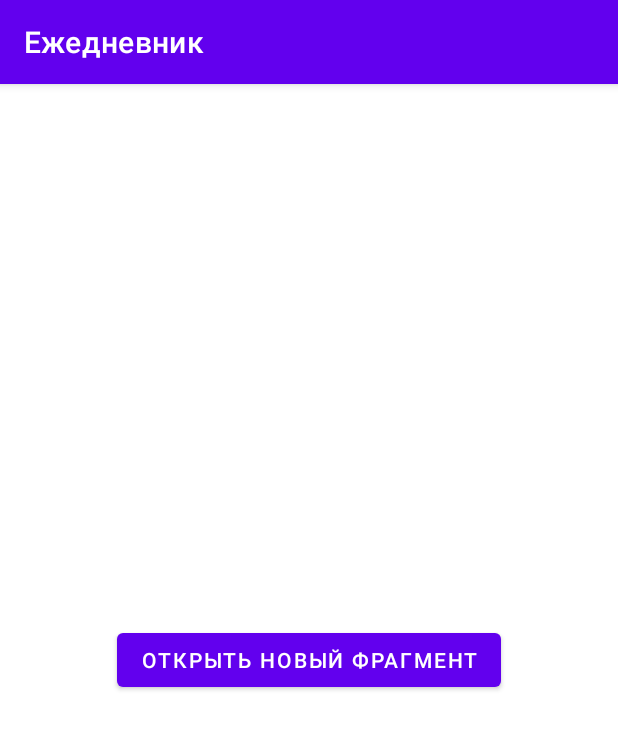
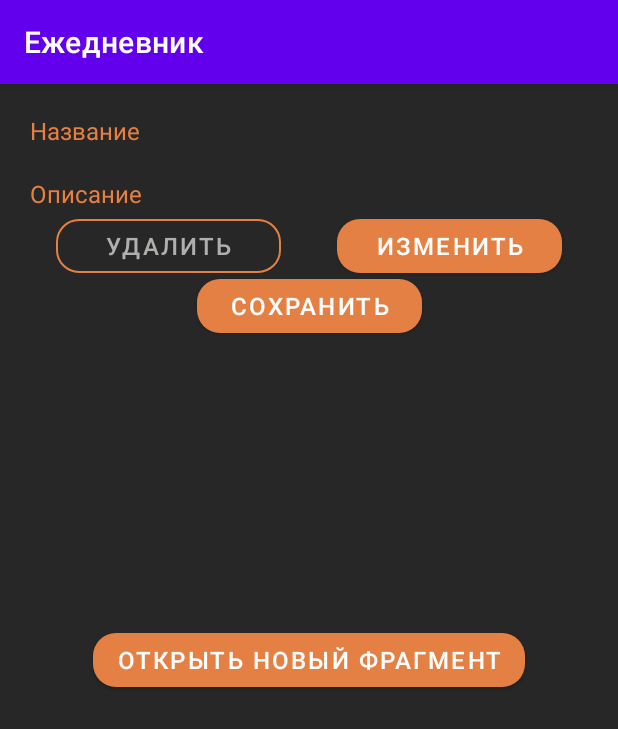
Before and after one commit to Orthodoxal/Simbirsoft-Android-Dairy, an Android app: the BusinessFragment screen opened through its navigation route, on a phone screen of 412 x 824 dp. Shown: the top 729 px of the screen. Run offline under Robolectric (Android 15) with nearby library versions, the phone set to English and light mode, and no system bars.

Commit message:
add_layouts

```diff
--- /dev/null
+++ b/app/src/main/res/drawable/ic_create_circle_button.xml
@@ -0,0 +1,6 @@
+<vector android:height="60dp" android:viewportHeight="61"
+    android:viewportWidth="61" android:width="60dp" xmlns:android="http://schemas.android.com/apk/res/android">
+    <path android:fillColor="#E58044" android:pathData="M61,30.5C61,22.411 57.787,14.653 52.067,8.933C46.347,3.213 38.589,0 30.5,0C22.411,-0 14.653,3.213 8.933,8.933C3.213,14.653 0,22.411 0,30.5L30.5,30.5H61Z"/>
+    <path android:fillColor="#ffffff" android:pathData="M22,14L38,14A2,2 0,0 1,40 16L40,16A2,2 0,0 1,38 18L22,18A2,2 0,0 1,20 16L20,16A2,2 0,0 1,22 14z"/>
+    <path android:fillColor="#ffffff" android:pathData="M28,24L28,8A2,2 0,0 1,30 6L30,6A2,2 0,0 1,32 8L32,24A2,2 0,0 1,30 26L30,26A2,2 0,0 1,28 24z"/>
+</vector>
--- /dev/null
+++ b/app/src/main/res/drawable/top_round_background.xml
@@ -0,0 +1,5 @@
+<?xml version="1.0" encoding="utf-8"?>
+<shape xmlns:android="http://schemas.android.com/apk/res/android">
+    <solid android:color="@color/grey" />
+    <corners android:topLeftRadius="25dp" android:topRightRadius="25dp" />
+</shape>
--- a/app/src/main/res/layout/fragment_business.xml
+++ b/app/src/main/res/layout/fragment_business.xml
@@ -4,10 +4,51 @@
     xmlns:tools="http://schemas.android.com/tools"
     android:layout_width="match_parent"
     android:layout_height="match_parent"
-    tools:context=".screens.main.business.BusinessFragment">
+    tools:context=".screens.main.business.BusinessFragment"
+    android:background="@color/background">
+
+    <TextView
+        android:id="@+id/businessName"
+        android:text="@string/business_name"
+        app:layout_constraintStart_toStartOf="parent"
+        app:layout_constraintTop_toTopOf="parent"
+        style="@style/tooltipTextView" />
+
+    <TextView
+        android:id="@+id/businessDescription"
+        android:text="@string/business_description"
+        app:layout_constraintStart_toStartOf="parent"
+        app:layout_constraintTop_toBottomOf="@id/businessName"
+        style="@style/tooltipTextView" />
+
+    <Button
+        android:id="@+id/buttonDelete"
+        style="@style/NegativeButtonStyle"
+        android:text="@string/delete_button_text"
+        app:layout_constraintStart_toStartOf="parent"
+        app:layout_constraintEnd_toStartOf="@+id/buttonChange"
+        app:layout_constraintTop_toBottomOf="@+id/businessDescription" />
+
+    <Button
+        android:id="@+id/buttonChange"
+        style="@style/PositiveButtonStyle"
+        android:text="@string/change_button_text"
+        app:layout_constraintStart_toEndOf="@+id/buttonDelete"
+        app:layout_constraintEnd_toEndOf="parent"
+        app:layout_constraintTop_toBottomOf="@+id/businessDescription" />
+
+    <Button
+        android:id="@+id/buttonSave"
+        style="@style/PositiveButtonStyle"
+        android:text="@string/save_button_text"
+        android:layout_marginTop="40dp"
+        app:layout_constraintStart_toStartOf="parent"
+        app:layout_constraintEnd_toEndOf="parent"
+        app:layout_constraintTop_toBottomOf="@+id/businessDescription" />
 
     <Button
         android:id="@+id/buttonBack"
+        style="@style/PositiveButtonStyle"
         android:layout_width="wrap_content"
         android:layout_height="wrap_content"
         android:text="Открыть новый фрагмент"
--- a/app/src/main/res/values/colors.xml
+++ b/app/src/main/res/values/colors.xml
@@ -7,4 +7,7 @@
     <color name="teal_700">#FF018786</color>
     <color name="black">#FF000000</color>
     <color name="white">#FFFFFFFF</color>
+    <color name="background">#272727</color>
+    <color name="orange">#E58044</color>
+    <color name="grey">#B0AFAE</color>
 </resources>
--- a/app/src/main/res/values/strings.xml
+++ b/app/src/main/res/values/strings.xml
@@ -1,3 +1,11 @@
 <resources>
     <string name="app_name">Ежедневник</string>
+
+    <string name="business_name">Название</string>
+    <string name="business_description">Описание</string>
+    <string name="from">С</string>
+    <string name="to">До</string>
+    <string name="delete_button_text">Удалить</string>
+    <string name="save_button_text">Сохранить</string>
+    <string name="change_button_text">Изменить</string>
 </resources>
--- /dev/null
+++ b/app/src/main/res/values/styles.xml
@@ -0,0 +1,42 @@
+<?xml version="1.0" encoding="utf-8"?>
+<resources>
+
+    <style name="tooltipTextView">
+        <item name="android:layout_width">wrap_content</item>
+        <item name="android:layout_height">wrap_content</item>
+        <item name="android:textColor">@color/orange</item>
+        <item name="android:textSize">@dimen/text_medium</item>
+        <item name="android:layout_marginStart">20dp</item>
+        <item name="android:layout_marginTop">20dp</item>
+    </style>
+
+    <style name="NegativeButtonStyle" parent="Widget.MaterialComponents.Button.OutlinedButton">
+        <item name="android:layout_width">wrap_content</item>
+        <item name="android:layout_height">wrap_content</item>
+        <item name="android:minWidth">150dp</item>
+        <item name="android:textColor">@color/grey</item>
+        <item name="android:textSize">@dimen/text_medium</item>
+        <item name="strokeWidth">1dp</item>
+        <item name="strokeColor">@color/orange</item>
+        <item name="shapeAppearanceOverlay">@style/MyShapeAppearance</item>
+    </style>
+
+    <style name="PositiveButtonStyle" parent="Widget.MaterialComponents.Button">
+        <item name="android:layout_width">wrap_content</item>
+        <item name="android:layout_height">wrap_content</item>
+        <item name="android:minWidth">150dp</item>
+        <item name="android:textColor">@color/white</item>
+        <item name="android:textSize">@dimen/text_medium</item>
+        <item name="shapeAppearanceOverlay">@style/MyShapeAppearance</item>
+        <item name="materialThemeOverlay">@style/PositiveButtonThemeOverlay</item>
+    </style>
+
+    <style name="MyShapeAppearance" parent="">
+        <item name="cornerSize">15dp</item>
+    </style>
+
+    <style name="PositiveButtonThemeOverlay">
+        <item name="colorPrimary">@color/orange</item>
+    </style>
+
+</resources>
```
Also changed, not shown: app/src/main/res/layout/bottom_menu.xml (added, +33 -0 lines), app/src/main/res/layout/fragment_diary_todo_list.xml (+6 -1 lines), app/src/main/res/values/dimens.xml (added, +7 -0 lines).
